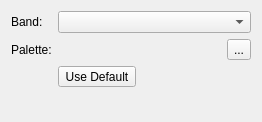
GPlates/GPlates, file src/qt-widgets/RasterLayerOptionsWidgetUi.ui: the form before one commit.
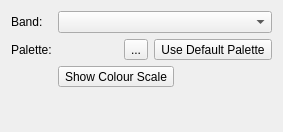
The form after the commit. Icons and pictures are not drawn.

Patch:
```diff
--- a/src/qt-widgets/RasterLayerOptionsWidgetUi.ui
+++ b/src/qt-widgets/RasterLayerOptionsWidgetUi.ui
@@ -1,12 +1,12 @@
 <ui version="4.0" >
  <class>RasterLayerOptionsWidget</class>
- <widget class="QWidget" name="RasterLayerOptionsWidget" >
-  <property name="geometry" >
+ <widget class="QWidget" name="RasterLayerOptionsWidget">
+  <property name="geometry">
    <rect>
     <x>0</x>
     <y>0</y>
-    <width>262</width>
-    <height>122</height>
+    <width>283</width>
+    <height>132</height>
    </rect>
   </property>
   <property name="windowTitle" >
@@ -52,25 +52,45 @@
         </property>
        </widget>
       </item>
-     </layout>
-    </widget>
-   </item>
-   <item row="2" column="1" >
-    <widget class="QWidget" native="1" name="widget" >
-     <layout class="QHBoxLayout" name="horizontalLayout_5" >
-      <property name="margin" >
-       <number>0</number>
-      </property>
       <item>
-       <widget class="QToolButton" name="use_default_palette_button" >
-        <property name="text" >
-         <string>Use Default</string>
+       <widget class="QToolButton" name="use_default_palette_button">
+        <property name="sizePolicy">
+         <sizepolicy hsizetype="Fixed" vsizetype="Preferred">
+          <horstretch>0</horstretch>
+          <verstretch>0</verstretch>
+         </sizepolicy>
         </property>
-        <property name="icon" >
-         <iconset resource="../qt-resources/qt_widgets.qrc" >
+        <property name="toolTip">
+         <string>Use Default Palette</string>
+        </property>
+        <property name="text">
+         <string>Use Default Palette</string>
+        </property>
+        <property name="icon">
+         <iconset resource="../qt-resources/qt_widgets.qrc">
           <normaloff>:/tango_undo_16.png</normaloff>:/tango_undo_16.png</iconset>
         </property>
-        <property name="toolButtonStyle" >
+       </widget>
+      </item>
+     </layout>
+    </widget>
+   </item>
+   <item row="2" column="1">
+    <widget class="QWidget" name="show_colour_scale_widget" native="true">
+     <layout class="QHBoxLayout" name="horizontalLayout_5">
+      <property name="margin">
+       <number>0</number>
+      </property>
+      <item>
+       <widget class="QToolButton" name="show_colour_scale_button">
+        <property name="text">
+         <string>Show Colour Scale</string>
+        </property>
+        <property name="icon">
+         <iconset resource="../qt-resources/qt_widgets.qrc">
+          <normaloff>:/rainbow_16.png</normaloff>:/rainbow_16.png</iconset>
+        </property>
+        <property name="toolButtonStyle">
          <enum>Qt::ToolButtonTextBesideIcon</enum>
         </property>
        </widget>
```
Left out of the diff: 53 changed lines with no effect on the pictures.
